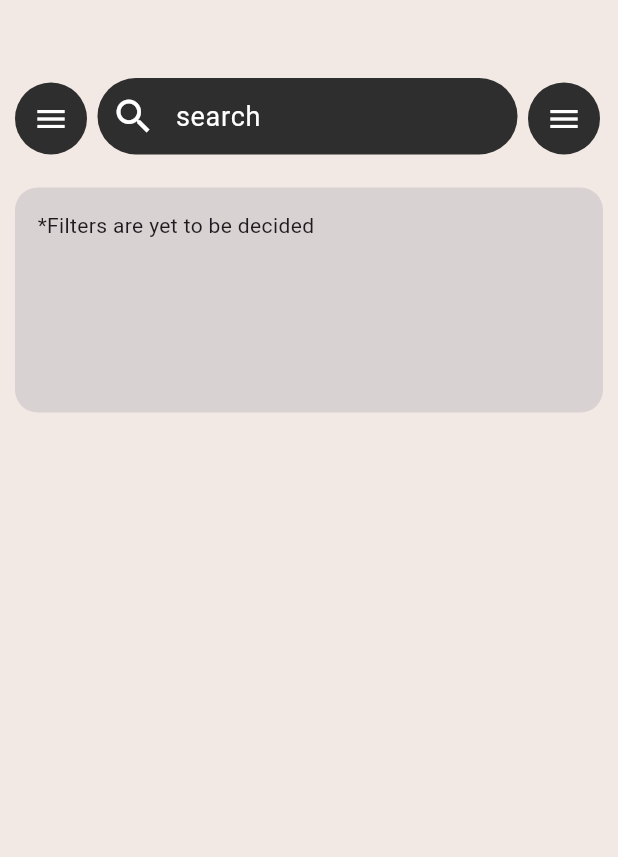
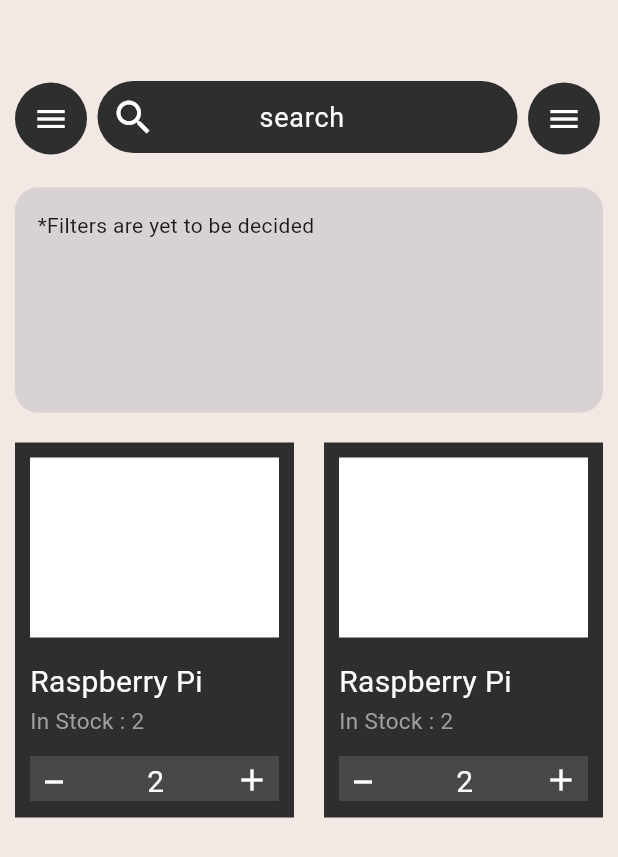
Before and after one commit to all-coder/circuitVault, a Flutter app: the screen it shows after launch, on a phone screen of 412 x 824 dp. Shown: the top 857 px of the screen. Run offline on Flutter 3.47's test engine with Material 3 defaults, Android fonts, the phone set to English and light mode, and no system bars.

Commit message:
created the component tile widget and adjusted styling

```diff
--- a/frontend/lib/main.dart
+++ b/frontend/lib/main.dart
@@ -13,7 +13,7 @@
   @override
   Widget build(BuildContext context)
   {
-    return MaterialApp(
+    return const MaterialApp(
       debugShowCheckedModeBanner: false,
       home:Home(),
     );
--- /dev/null
+++ b/frontend/lib/models/component.dart
@@ -0,0 +1,16 @@
+class Component {
+  const Component({
+    required this.name,
+    required this.id,
+    required this.available,
+    required this.imageURL,
+    required this.description,
+    required this.datasheetLink,
+  });
+  final String name;
+  final int id;
+  final int available;
+  final String imageURL;
+  final String description;
+  final String datasheetLink;
+}
--- /dev/null
+++ b/frontend/lib/models/dummy.dart
@@ -0,0 +1 @@
+import 'component.dart';
--- a/frontend/lib/screens/home.dart
+++ b/frontend/lib/screens/home.dart
@@ -1,18 +1,16 @@
 import 'package:flutter/material.dart';
+import 'package:frontend/models/component.dart';
 import '../widgets/filters.dart';
+import '../widgets/component_tile.dart';
 
-class Home extends StatefulWidget {
+class Home extends StatelessWidget {
   const Home({super.key});
-  @override
-  State<Home> createState() => _HomeState();
-}
-
-class _HomeState extends State<Home> {
   @override
   Widget build(BuildContext context) {
     return Scaffold(
       backgroundColor: const Color(0xffF2E9E4),
-      body: Column(
+      body: SingleChildScrollView(
+        child: Column(
           children: [
             const SizedBox(
               height: 40,
@@ -38,35 +36,32 @@
                       ),
                     ),
                   ),
-
-                // Search Field with custom UI
                   Positioned(
                     left: 65,
-                  top: 12,
+                    top: 14,
                     child: Container(
                       margin: const EdgeInsets.only(right: 12),
                       width: 280,
                       child: TextField(
+                        textAlign: TextAlign.center,
                         style: const TextStyle(
-                        color: Colors.white, // Text color
+                          color: Colors.white,
                         ),
                         decoration: InputDecoration(
-                        hintText: "search",
-                        hintStyle: const TextStyle(
-                          color: Colors.white, // Hint text color
-                          fontSize: 18,
-                        ),
-                        filled: true,
-                        fillColor: const Color(0xff2F2E2E), // Background color
                           prefixIcon: const Icon(
                             Icons.search,
                             color: Colors.white,
                             size: 30,
                           ),
-                        contentPadding: const EdgeInsets.symmetric(
-                          horizontal: 16.0,
-                          vertical: 12.0,
+                          hintText: "search",
+                          hintStyle: const TextStyle(
+                            color: Colors.white,
+                            fontSize: 18,
                           ),
+                          filled: true,
+                          fillColor: const Color(0xff2F2E2E),
+                          contentPadding:
+                              const EdgeInsets.fromLTRB(0, 0, 55, 0),
                           border: OutlineInputBorder(
                             borderRadius: BorderRadius.circular(30.0),
                             borderSide: BorderSide.none,
@@ -96,7 +91,33 @@
               ),
             ),
             const Filter(),
+            const SizedBox(
+              height: 10,
+            ),
+            const Row(
+              children: [
+                ComponentTile(
+                  component: Component(
+                      name: "Resistor",
+                      available: 4,
+                      id: 56,
+                      datasheetLink: "nothing",
+                      description: "A resistor is used for resisting current",
+                      imageURL: "nothing here"),
+                ),
+                ComponentTile(
+                  component: Component(
+                      name: "Resistor",
+                      available: 4,
+                      id: 56,
+                      datasheetLink: "nothing",
+                      description: "A resistor is used for resisting current",
+                      imageURL: "nothing here"),
+                ),
               ],
+            ),
+          ],
+        ),
       ),
     );
   }
--- /dev/null
+++ b/frontend/lib/widgets/component_tile.dart
@@ -0,0 +1,98 @@
+import 'package:flutter/material.dart';
+import '../models/component.dart';
+
+class ComponentTile extends StatefulWidget {
+  const ComponentTile({required this.component, super.key});
+  final Component component;
+  @override
+  State<StatefulWidget> createState() {
+    return _ComponentTileState();
+  }
+}
+
+class _ComponentTileState extends State<ComponentTile> {
+  @override
+  Widget build(BuildContext context) {
+    return Container(
+      decoration: const BoxDecoration(color: Color(0xff2F2E2E)),
+      margin: const EdgeInsets.fromLTRB(10, 5, 10, 5),
+      width: (MediaQuery.of(context).size.width / 2 - 20).toDouble(),
+      height: 250,
+      child: Column(
+        crossAxisAlignment: CrossAxisAlignment.start,
+        children: [
+          Container(
+            color: Colors.white,
+            height: 120,
+            margin: const EdgeInsets.fromLTRB(10, 10, 10, 5),
+          ),
+          const SizedBox(
+            height: 10,
+          ),
+          Container(
+            margin: const EdgeInsets.fromLTRB(10, 0, 5, 1),
+            child: const Text(
+              "Raspberry Pi",
+              style: TextStyle(
+                color: Colors.white,
+                fontSize: 20,
+              ),
+            ),
+          ),
+          Container(
+            margin: const EdgeInsets.fromLTRB(10, 0, 5, 3),
+            child: const Text(
+              "In Stock : 2",
+              style: TextStyle(
+                color: Colors.grey,
+                fontSize: 15,
+              ),
+            ),
+          ),
+          Container(
+            decoration: const BoxDecoration(color: Color(0xff484848)),
+            height: 30,
+            width: double.infinity,
+            margin: const EdgeInsets.all(10),
+            child: Stack(
+              children: [
+                Positioned(
+                  top: -3,
+                  left: 4,
+                  child: GestureDetector(
+                    child: const Icon(
+                      Icons.minimize,
+                      color: Colors.white,
+                    ),
+                  ),
+                ),
+                Positioned(
+                  top: 4,
+                  left: (MediaQuery.of(context).size.width / 2 - 70).toDouble(),
+                  child: GestureDetector(
+                    child: const Icon(
+                      Icons.add,
+                      color: Colors.white,
+                    ),
+                  ),
+                ),
+                Positioned(
+                  top: 3,
+                  left: ((MediaQuery.of(context).size.width / 2 - 50) / 2)
+                      .toDouble(),
+                  child: const Text(
+                    "2",
+                    style: TextStyle(
+                      color: Colors.white,
+                      fontSize: 20,
+                    ),
+                  ),
+                )
+              ],
+            ),
+          )
+        ],
+      ),
+    );
+  }
+}
```
Also changed, not shown: frontend/lib/assets/images/auth_background.png (renamed from frontend/lib/assets/images/Auth.png), frontend/lib/models/item.dart (deleted). Lines whose indentation alone changed are shown as unchanged.
